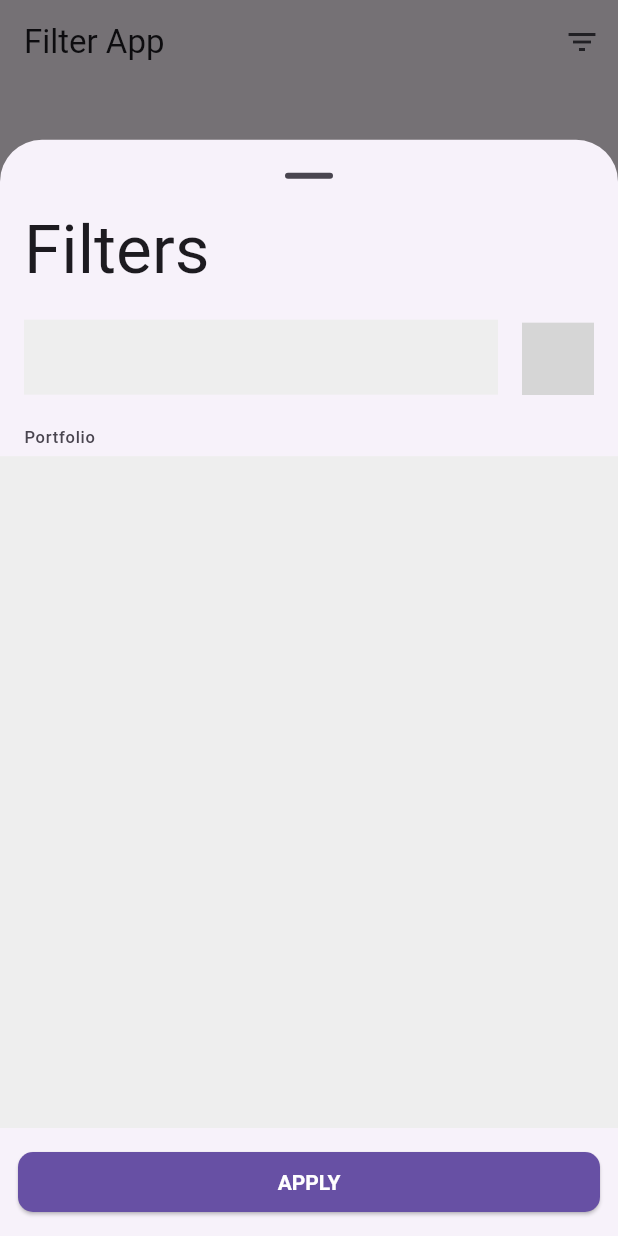
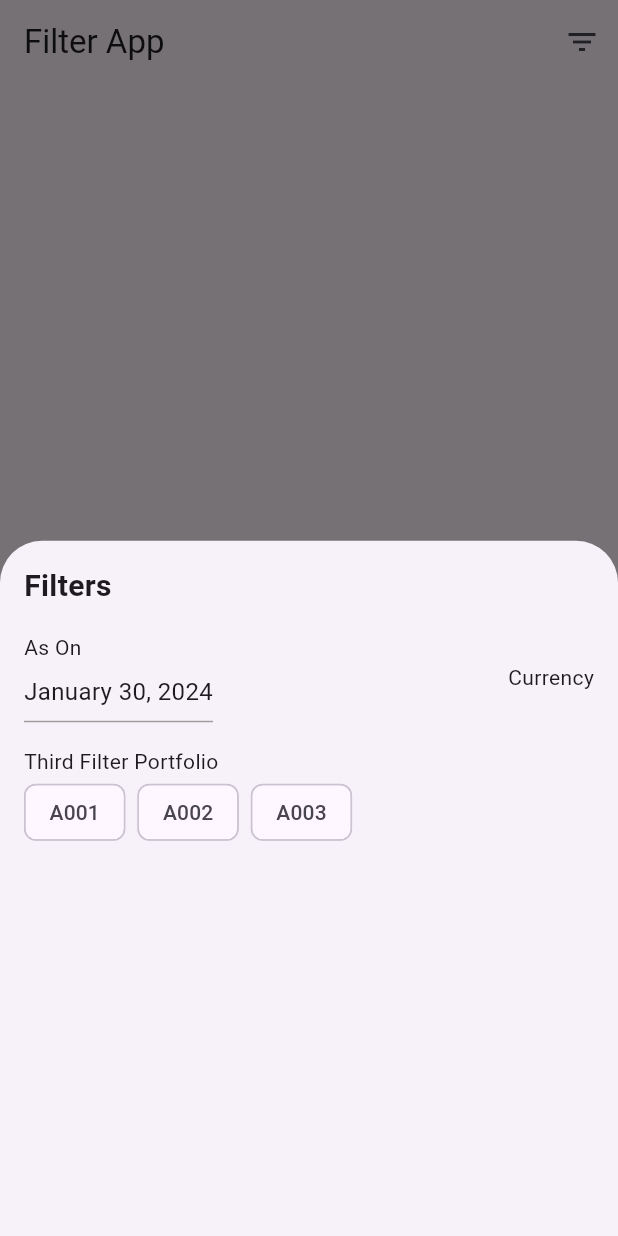
Before and after one commit to duckcommit/featuretestapp, a Flutter app: the screen it shows after launch, after a tap on the "filter list" icon, on a phone screen of 412 x 824 dp. Run offline on Flutter 3.47's test engine with Material 3 defaults, Android fonts, the phone set to English and light mode, and no system bars; grey boxes are pictures that could not be loaded.

Commit message:
Feature: Updated Filter Screen

```diff
--- a/lib/filter_option.dart
+++ b/lib/filter_option.dart
@@ -1,85 +1,134 @@
 import 'package:flutter/material.dart';
+import 'package:intl/intl.dart';
 
-showFilterBottomSheet(BuildContext context) {
-  showModalBottomSheet(
-    context: context,
-    isScrollControlled: true,
-    builder: (context) {
-      return FractionallySizedBox(
-        heightFactor: 0.88,
-        child: Column(
-          mainAxisAlignment: MainAxisAlignment.start,
-          crossAxisAlignment: CrossAxisAlignment.stretch,
-          children: [
-            Padding(
-              padding: const EdgeInsets.symmetric(horizontal: 16.0),
-              child: Text(
-                "Filters",
-                style: Theme.of(context).textTheme.displayMedium,
-              ),
-            ),
-            const SizedBox(height: 20),
-            Row(
-              crossAxisAlignment: CrossAxisAlignment.end,
-              children: [
-                Expanded(
-                  child: Padding(
-                    padding: const EdgeInsets.symmetric(horizontal: 16.0),
+class FilterScreen extends StatefulWidget {
+  @override
+  _FilterScreenState createState() => _FilterScreenState();
+}
+
+class _FilterScreenState extends State<FilterScreen> {
+  late DateTime selectedDate;
+
+  @override
+  void initState() {
+    super.initState();
+    // Set the default date to today
+    selectedDate = DateTime.now();
+  }
+
+  Future<void> _selectDate(BuildContext context) async {
+    final DateTime? picked = await showDatePicker(
+      context: context,
+      initialDate: selectedDate,
+      firstDate: DateTime(2000),
+      lastDate: DateTime(2101),
+    );
+
+    if (picked != null && picked != selectedDate) {
+      setState(() {
+        selectedDate = picked;
+      });
+    }
+  }
+
+  String _formattedDate(DateTime date) {
+    return DateFormat('MMMM d, y').format(date);
+  }
+
+  @override
+  Widget build(BuildContext context) {
+    return Container(
+      padding: EdgeInsets.all(16.0),
+      child: Column(
+        crossAxisAlignment: CrossAxisAlignment.start,
+        children: [
+          // Title
+          Text(
+            'Filters',
+            style: TextStyle(fontSize: 20, fontWeight: FontWeight.bold),
+          ),
+          SizedBox(height: 16.0),
+
+          // As On and Currency
+          Row(
+            mainAxisAlignment: MainAxisAlignment.spaceBetween,
+            children: [
+              // As On
+              Column(
+                crossAxisAlignment: CrossAxisAlignment.start,
+                children: [
+                  Text('As On'),
+                  GestureDetector(
+                    onTap: () => _selectDate(context),
                     child: Container(
-                      // Replace with your DateTimeFormField widget
-                      // For simplicity, it's just a Container
-                      height: 50,
-                      color: Colors.grey[200],
+                      padding: EdgeInsets.symmetric(vertical: 8.0),
+                      decoration: BoxDecoration(
+                        border: Border(bottom: BorderSide(color: Colors.grey)),
+                      ),
+                      child: Text(
+                        _formattedDate(selectedDate),
+                        style: TextStyle(fontSize: 16.0),
+                      ),
                     ),
                   ),
-                ),
-                DropdownMenu<Currency>(
-                  // Replace with your DropdownMenu widget
-                  // For simplicity, it's just a Container
-                  width: 110,
-                ),
-                const SizedBox(width: 16),
-              ],
-            ),
-            const SizedBox(height: 20),
-            Padding(
-              padding: const EdgeInsets.only(left: 16.0, bottom: 5),
-              child: Text(
-                "Portfolio",
-                style: Theme.of(context).textTheme.labelSmall?.copyWith(
-                      color: Theme.of(context).colorScheme.onSurfaceVariant,
-                    ),
+                ],
               ),
-            ),
-            Expanded(
-              child: Container(
-                // Replace with your ChipList or CircularProgressIndicator widget
-                // For simplicity, it's just a Container
-                color: Colors.grey[200],
+
+              // Currency
+              Column(
+                crossAxisAlignment: CrossAxisAlignment.start,
+                children: [
+                  Text('Currency'),
+                  // Add your dropdown widget here
+                  // Example: DropdownWidget(),
+                ],
               ),
-            ),
-            Padding(
-              padding: const EdgeInsets.all(12.0),
-              child: ElevatedButton(
-                onPressed: () {
-                  // Remove functionalities
-                },
-                child: const Text("APPLY"),
-                style: ElevatedButton.styleFrom(
-                  backgroundColor: Theme.of(context).colorScheme.primary,
-                  foregroundColor: Theme.of(context).colorScheme.onPrimary,
-                  shape: RoundedRectangleBorder(
-                      borderRadius: BorderRadius.circular(10)),
-                  textStyle: const TextStyle(
-                    fontWeight: FontWeight.bold,
-                  ),
-                ),
-              ),
-            ),
-          ],
-        ),
-      );
-    },
-    showDragHandle: true,
-  );
+            ],
+          ),
+
+          SizedBox(height: 16.0),
+
+          // Third Filter Portfolio
+          Text('Third Filter Portfolio'),
+
+          // Chip List
+          Wrap(
+            spacing: 8.0,
+            children: [
+              FilterChipWidget(label: 'A001'),
+              FilterChipWidget(label: 'A002'),
+              FilterChipWidget(label: 'A003'),
+            ],
+          ),
+        ],
+      ),
+    );
+  }
 }
+
+
+class FilterChipWidget extends StatefulWidget {
+  final String label;
+
+  const FilterChipWidget({required this.label});
+
+  @override
+  _FilterChipWidgetState createState() => _FilterChipWidgetState();
+}
+
+class _FilterChipWidgetState extends State<FilterChipWidget> {
+  bool isSelected = false;
+
+  @override
+  Widget build(BuildContext context) {
+    return FilterChip(
+      label: Text(widget.label),
+      selected: isSelected,
+      onSelected: (bool selected) {
+        setState(() {
+          isSelected = selected;
+        });
+      },
+    );
+  }
+}
--- a/lib/main.dart
+++ b/lib/main.dart
@@ -28,7 +28,11 @@
           IconButton(
             icon: Icon(Icons.filter_list),
             onPressed: () {
-              showFilterBottomSheet(context);
+              showModalBottomSheet(
+                context: context,
+                builder: (BuildContext context) {
+                  return FilterScreen();
+                },);
             },
           ),
         ],
--- a/pubspec.yaml
+++ b/pubspec.yaml
@@ -35,6 +35,7 @@ dependencies:
   # The following adds the Cupertino Icons font to your application.
   # Use with the CupertinoIcons class for iOS style icons.
   cupertino_icons: ^1.0.2
+  intl: ^0.19.0
 
 dev_dependencies:
   flutter_test:
```
Also changed, not shown: pubspec.lock.
